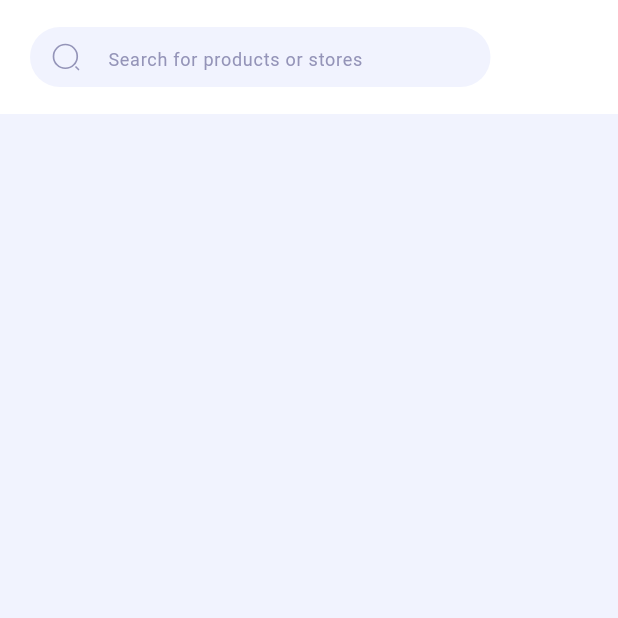
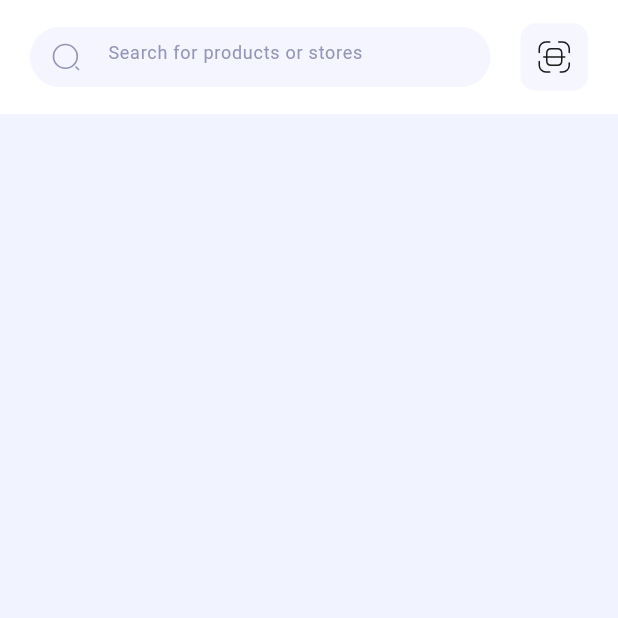
Before and after one commit to unknownaloy/cred_pal_task, a Flutter app: the screen it shows after launch, on a phone screen of 412 x 824 dp, the top half of it. Run offline on Flutter 3.47's test engine with Material 3 defaults, Android fonts, the phone set to English and light mode, and no system bars; our stand-ins replace flutter_svg.

Commit message:
Implement the home search ui

```diff
--- a/lib/core/resources/color_res.dart
+++ b/lib/core/resources/color_res.dart
@@ -1,5 +1,7 @@
 import 'package:flutter/material.dart';
 
 class AppColor {
-  static const blue10 = Color(0xffF1F3FE);
+  static const lavenderBlue10 = Color(0xffF1F3FE);
+  static const lavenderBlue20 = Color(0xff9494B8);
+  static const lavenderBlue30 = Color(0xffF4F5FE);
 }
--- a/lib/core/resources/icon_res.dart
+++ b/lib/core/resources/icon_res.dart
@@ -1 +1,2 @@
+const scanIcon = 'assets/svgs/scan.svg';
 const searchIcon = 'assets/svgs/search.svg';
--- a/lib/screens/home_screen.dart
+++ b/lib/screens/home_screen.dart
@@ -1,7 +1,6 @@
 import 'package:cred_pal_task/core/resources/color_res.dart';
-import 'package:cred_pal_task/core/resources/icon_res.dart' show searchIcon;
 import 'package:cred_pal_task/widgets/persistent_header_ui.dart';
-import 'package:cred_pal_task/widgets/svg_icon_ui.dart';
+import 'package:cred_pal_task/widgets/search_header_ui.dart';
 import 'package:flutter/material.dart';
 
 class HomeScreen extends StatelessWidget {
@@ -9,8 +8,12 @@ class HomeScreen extends StatelessWidget {
 
   @override
   Widget build(BuildContext context) {
-    return Scaffold(
-      backgroundColor: AppColor.blue10,
+    return GestureDetector(
+      onTap: () {
+        FocusScope.of(context).unfocus();
+      },
+      child: const Scaffold(
+        backgroundColor: AppColor.lavenderBlue10,
         body: SafeArea(
           child: CustomScrollView(
             slivers: [
@@ -18,51 +21,15 @@ class HomeScreen extends StatelessWidget {
                 delegate: PersistentHeaderUi(
                   height: 76,
                   child: Padding(
-                  padding: const EdgeInsets.symmetric(horizontal: 20),
-                  child: Row(
-                    children: [
-                      const Flexible(
-                        child: TextField(
-                          decoration: InputDecoration(
-                            filled: true,
-                            fillColor: AppColor.blue10,
-                            border: OutlineInputBorder(
-                              borderSide: BorderSide.none,
-                              borderRadius: BorderRadius.all(
-                                Radius.circular(20),
+                    padding: EdgeInsets.symmetric(horizontal: 20),
+                    child: SearchHeaderUi(),
                   ),
-                            ),
-                            prefixIcon: Padding(
-                              padding: EdgeInsets.all(10),
-                              child: SvgIconUi(searchIcon, height: 18),
-                            ),
-                            hintText: 'Search for products or stores',
-                            hintStyle: TextStyle(
-                              fontSize: 12,
-                              color: Color(0xff9494B8),
-                            ),
-                            constraints: BoxConstraints(maxHeight: 40),
-                          ),
-                        ),
-                      ),
-
-                      const SizedBox(width: 20),
-
-                      Container(
-                        height: 45,
-                        width: 45,
-                        decoration: BoxDecoration(
-                          borderRadius: BorderRadius.all(Radius.circular(10)),
                 ),
               ),
             ],
           ),
         ),
       ),
-            ),
-          ],
-        ),
-      ),
     );
   }
 }
--- /dev/null
+++ b/lib/widgets/search_header_ui.dart
@@ -0,0 +1,54 @@
+import 'package:cred_pal_task/core/extensions/color_extensions.dart';
+import 'package:cred_pal_task/core/resources/color_res.dart';
+import 'package:cred_pal_task/core/resources/icon_res.dart'
+    show scanIcon, searchIcon;
+import 'package:cred_pal_task/widgets/svg_icon_ui.dart';
+import 'package:flutter/material.dart';
+
+class SearchHeaderUi extends StatelessWidget {
+  const SearchHeaderUi({super.key});
+
+  @override
+  Widget build(BuildContext context) {
+    return Row(
+      children: [
+        Flexible(
+          child: TextField(
+            style: const TextStyle(fontSize: 12, color: Colors.black),
+            decoration: InputDecoration(
+              filled: true,
+              fillColor: AppColor.lavenderBlue10.withOpacityValue(.8),
+              border: const OutlineInputBorder(
+                borderSide: BorderSide.none,
+                borderRadius: BorderRadius.all(Radius.circular(20)),
+              ),
+              prefixIcon: const Padding(
+                padding: EdgeInsets.all(10),
+                child: SvgIconUi(searchIcon, height: 18),
+              ),
+              hintText: 'Search for products or stores',
+              hintStyle: const TextStyle(
+                fontSize: 12,
+                color: AppColor.lavenderBlue20,
+              ),
+              constraints: const BoxConstraints(maxHeight: 40),
+            ),
+          ),
+        ),
+
+        const SizedBox(width: 20),
+
+        Container(
+          alignment: Alignment.center,
+          height: 45,
+          width: 45,
+          decoration: BoxDecoration(
+            color: AppColor.lavenderBlue30.withOpacityValue(.8),
+            borderRadius: const BorderRadius.all(Radius.circular(10)),
+          ),
+          child: const SvgIconUi(scanIcon),
+        ),
+      ],
+    );
+  }
+}
```
Also changed, not shown: assets/svgs/scan.svg (added). Lines whose indentation alone changed are shown as unchanged.
